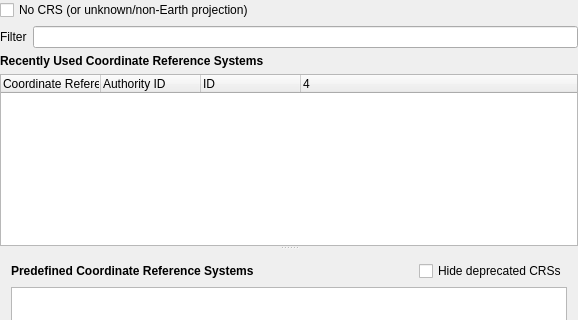
The window that src/ui/qgsprojectionselectorbase.ui (qgis/QGIS) describes before a commit, drawn with Qt 5; both pictures show x 0 to 578 and y 0 to 320 of the 578 by 650 pixel window.
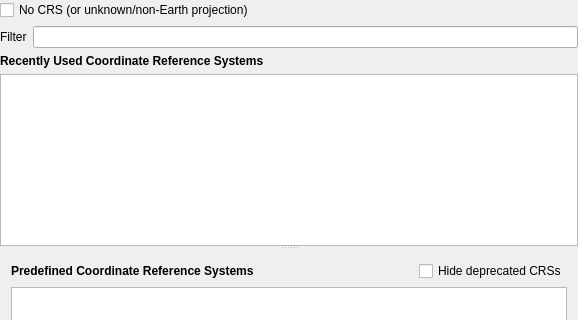
The same window after the commit. Icons and pictures are not drawn. Custom widgets are drawn as their Qt base class.

Commit message:
Use proper model for recent CRS in QgsProjectionSelectionTreeWidget
This ensures that we correctly apply filters to recent projections
too, eg so that a widget showing only vertical crs will ONLY show
recent VERTICAL crs, not every recent crs.

```diff
--- a/src/ui/qgsprojectionselectorbase.ui
+++ b/src/ui/qgsprojectionselectorbase.ui
@@ -105,7 +105,7 @@
         <property name="childrenCollapsible">
          <bool>false</bool>
         </property>
-        <widget class="QTreeWidget" name="lstRecent">
+        <widget class="QTreeView" name="lstRecent">
          <property name="sizePolicy">
           <sizepolicy hsizetype="Expanding" vsizetype="MinimumExpanding">
            <horstretch>0</horstretch>
@@ -121,35 +121,9 @@
          <property name="alternatingRowColors">
           <bool>true</bool>
          </property>
-         <property name="rootIsDecorated">
-          <bool>false</bool>
-         </property>
          <property name="uniformRowHeights">
           <bool>true</bool>
          </property>
-         <property name="columnCount">
-          <number>4</number>
-         </property>
-         <column>
-          <property name="text">
-           <string>Coordinate Reference System</string>
-          </property>
-         </column>
-         <column>
-          <property name="text">
-           <string>Authority ID</string>
-          </property>
-         </column>
-         <column>
-          <property name="text">
-           <string>ID</string>
-          </property>
-         </column>
-         <column>
-          <property name="text">
-           <string/>
-          </property>
-         </column>
         </widget>
         <widget class="QWidget" name="layoutWidget">
          <layout class="QGridLayout" name="gridLayout">
```
The commit also changes 9 other files.
